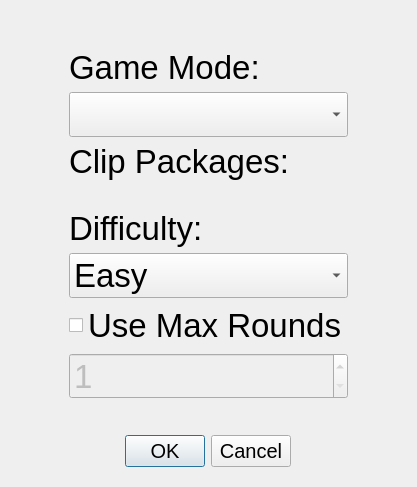
The window that ui/clippackagedialog.ui (tdauth/gustavsfairyland) describes before a commit, drawn with Qt 5.
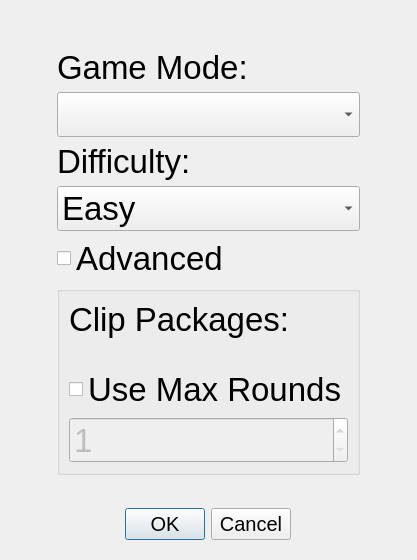
The same window after the commit.

Commit message:
Simplified recording GUI and clip package dialog GUI
- Directly start recording a video
- Only show elements for video, one narrating sound, description
and is person by default.
- Everything else is in an advanced group box.
- The same goes for the clip package dialog.

```diff
--- a/ui/clippackagedialog.ui
+++ b/ui/clippackagedialog.ui
@@ -7,7 +7,7 @@
     <x>0</x>
     <y>0</y>
     <width>417</width>
-    <height>487</height>
+    <height>560</height>
    </rect>
   </property>
   <property name="windowTitle">
@@ -53,33 +53,6 @@
         </property>
        </widget>
       </item>
-      <item>
-       <widget class="QLabel" name="label_2">
-        <property name="font">
-         <font>
-          <pointsize>25</pointsize>
-         </font>
-        </property>
-        <property name="text">
-         <string>Clip Packages:</string>
-        </property>
-       </widget>
-      </item>
-      <item>
-       <widget class="QWidget" name="clipPackagesWidget" native="true">
-        <property name="sizePolicy">
-         <sizepolicy hsizetype="Expanding" vsizetype="Expanding">
-          <horstretch>0</horstretch>
-          <verstretch>0</verstretch>
-         </sizepolicy>
-        </property>
-        <layout class="QVBoxLayout" name="verticalLayout_3">
-         <item>
-          <layout class="QVBoxLayout" name="verticalLayout_2"/>
-         </item>
-        </layout>
-       </widget>
-      </item>
       <item>
        <widget class="QLabel" name="label_3">
         <property name="font">
@@ -122,30 +95,86 @@
        </widget>
       </item>
       <item>
-       <widget class="QCheckBox" name="useMaxRoundsCheckBox">
+       <widget class="QCheckBox" name="advancedCheckBox">
         <property name="font">
          <font>
           <pointsize>25</pointsize>
          </font>
         </property>
         <property name="text">
-         <string>Use Max Rounds</string>
+         <string>Advanced</string>
         </property>
        </widget>
       </item>
       <item>
-       <widget class="QSpinBox" name="maxRoundsSpinBox">
+       <widget class="QGroupBox" name="advancedGroupBox">
         <property name="enabled">
-         <bool>false</bool>
+         <bool>true</bool>
         </property>
         <property name="font">
          <font>
           <pointsize>25</pointsize>
          </font>
         </property>
-        <property name="minimum">
-         <number>1</number>
+        <property name="title">
+         <string/>
         </property>
+        <layout class="QVBoxLayout" name="verticalLayout_4">
+         <item>
+          <widget class="QLabel" name="label_2">
+           <property name="font">
+            <font>
+             <pointsize>25</pointsize>
+            </font>
+           </property>
+           <property name="text">
+            <string>Clip Packages:</string>
+           </property>
+          </widget>
+         </item>
+         <item>
+          <widget class="QWidget" name="clipPackagesWidget" native="true">
+           <property name="sizePolicy">
+            <sizepolicy hsizetype="Expanding" vsizetype="Expanding">
+             <horstretch>0</horstretch>
+             <verstretch>0</verstretch>
+            </sizepolicy>
+           </property>
+           <layout class="QVBoxLayout" name="verticalLayout_3">
+            <item>
+             <layout class="QVBoxLayout" name="verticalLayout_2"/>
+            </item>
+           </layout>
+          </widget>
+         </item>
+         <item>
+          <widget class="QCheckBox" name="useMaxRoundsCheckBox">
+           <property name="font">
+            <font>
+             <pointsize>25</pointsize>
+            </font>
+           </property>
+           <property name="text">
+            <string>Use Max Rounds</string>
+           </property>
+          </widget>
+         </item>
+         <item>
+          <widget class="QSpinBox" name="maxRoundsSpinBox">
+           <property name="enabled">
+            <bool>false</bool>
+           </property>
+           <property name="font">
+            <font>
+             <pointsize>25</pointsize>
+            </font>
+           </property>
+           <property name="minimum">
+            <number>1</number>
+           </property>
+          </widget>
+         </item>
+        </layout>
        </widget>
       </item>
       <item>
```
Left out of the diff: 32 changed lines with no effect on the pictures. The commit also changes 11 other files.
